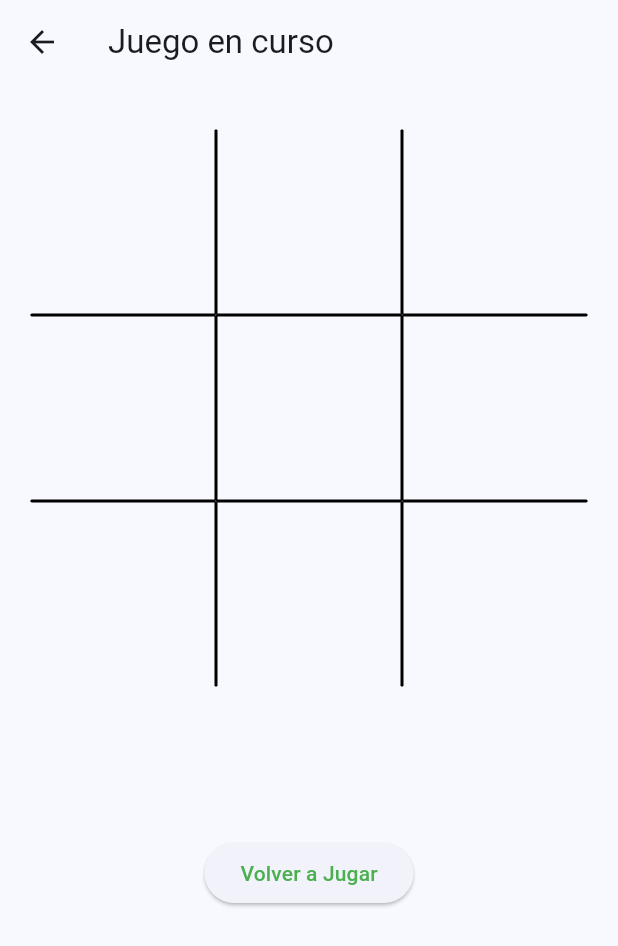
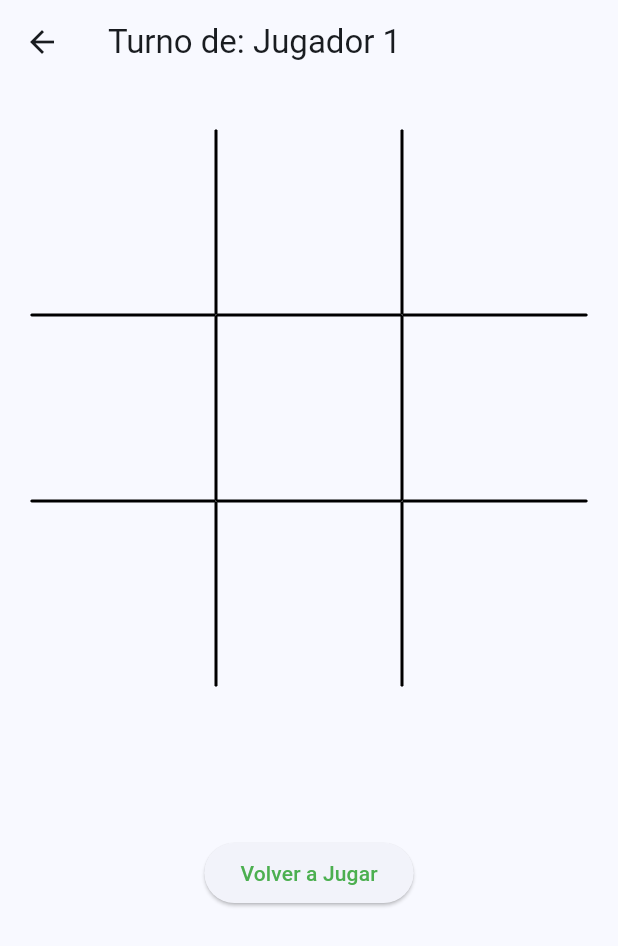
Before and after one commit to ricardo-casa/FlutterProjects, a Flutter app: the TicTacToeGame screen opened by its route, on a phone screen of 412 x 824 dp. Shown: the top 946 px of the screen. Run offline on Flutter 3.47's test engine with Material 3 defaults, Android fonts, the phone set to English and light mode, and no system bars.

Commit message:
adding current player to views

```diff
--- a/lib/screens/ticTacToeGame.dart
+++ b/lib/screens/ticTacToeGame.dart
@@ -18,12 +18,11 @@ class _TicTacToeGameState extends State<TicTacToeGame> {
   @override
   Widget build(BuildContext context) {
     final arguments = (ModalRoute.of(context)?.settings.arguments ?? <String, dynamic>{}) as Map;
-      print(arguments);
+    String playerOneName = arguments['name1'] ?? "Jugador 1";
 
     return Scaffold(
       appBar: AppBar(
-        title: const Text('Juego en curso'),
-
+        title: Text('Turno de: $playerOneName'),
       ),
 
       body: Container(
```
